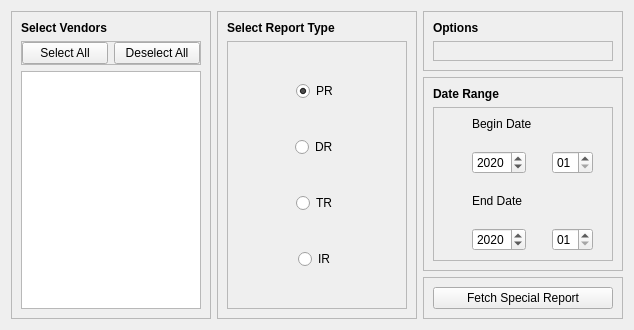
Qt form ui/FetchSpecialReportsTab.ui (CS-4820-Library-Project/COUNTER-5-Report-Tool-2020-5.0) before a commit.
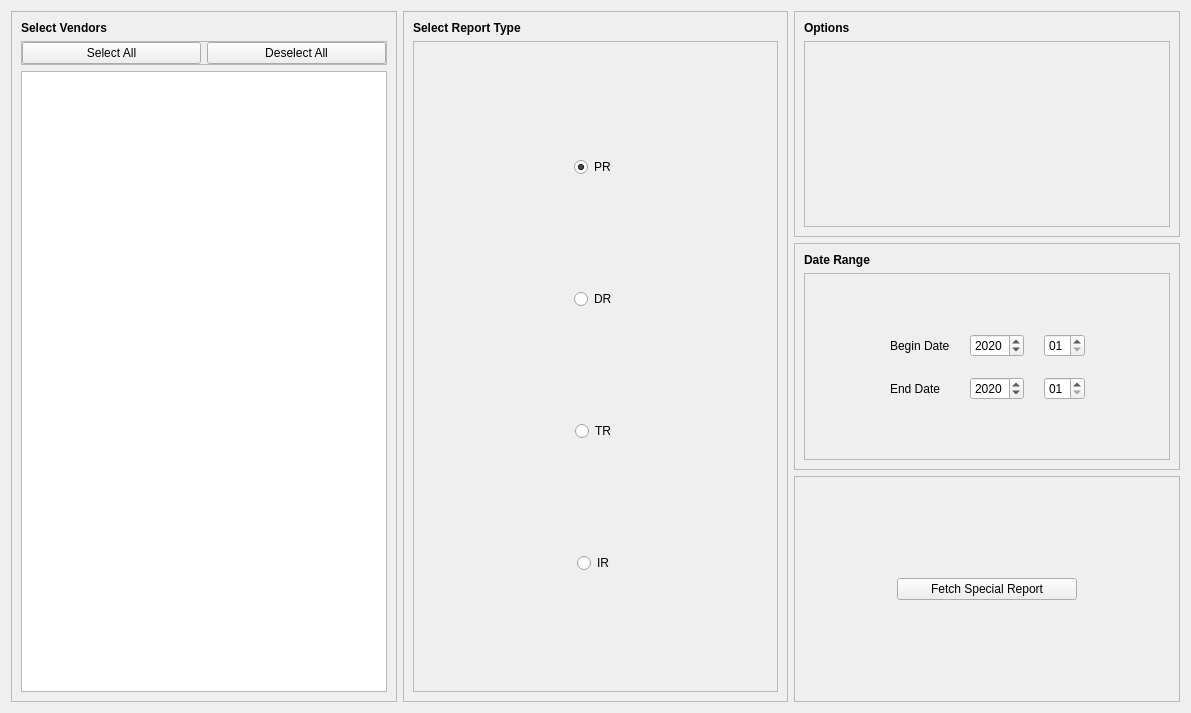
The same form after that commit.

Commit message: Improved Date Range UI

What changed in the file:
```diff
--- a/ui/FetchSpecialReportsTab.ui
+++ b/ui/FetchSpecialReportsTab.ui
@@ -6,8 +6,8 @@
    <rect>
     <x>0</x>
     <y>0</y>
-    <width>630</width>
-    <height>317</height>
+    <width>1191</width>
+    <height>713</height>
    </rect>
   </property>
   <property name="windowTitle">
@@ -208,6 +208,12 @@
       </property>
       <item>
        <widget class="QFrame" name="frame_15">
+        <property name="sizePolicy">
+         <sizepolicy hsizetype="Preferred" vsizetype="MinimumExpanding">
+          <horstretch>0</horstretch>
+          <verstretch>0</verstretch>
+         </sizepolicy>
+        </property>
         <property name="frameShape">
          <enum>QFrame::StyledPanel</enum>
         </property>
@@ -256,6 +262,12 @@
       </item>
       <item>
        <widget class="QFrame" name="frame_16">
+        <property name="sizePolicy">
+         <sizepolicy hsizetype="Preferred" vsizetype="MinimumExpanding">
+          <horstretch>0</horstretch>
+          <verstretch>0</verstretch>
+         </sizepolicy>
+        </property>
         <property name="frameShape">
          <enum>QFrame::StyledPanel</enum>
         </property>
@@ -280,45 +292,123 @@
           </widget>
          </item>
          <item>
-          <widget class="QFrame" name="frame_31">
-           <property name="maximumSize">
-            <size>
-             <width>362</width>
-             <height>230</height>
-            </size>
-           </property>
+          <widget class="QFrame" name="frame">
            <property name="frameShape">
             <enum>QFrame::StyledPanel</enum>
            </property>
-           <layout class="QFormLayout" name="formLayout_5">
-            <property name="fieldGrowthPolicy">
-             <enum>QFormLayout::FieldsStayAtSizeHint</enum>
-            </property>
-            <property name="formAlignment">
-             <set>Qt::AlignCenter</set>
-            </property>
-            <property name="horizontalSpacing">
+           <layout class="QGridLayout" name="gridLayout_2">
+            <property name="spacing">
              <number>20</number>
             </property>
-            <property name="verticalSpacing">
-             <number>20</number>
-            </property>
-            <item row="0" column="0">
-             <widget class="QLabel" name="label_22">
+            <item row="3" column="1">
+             <spacer name="verticalSpacer">
+              <property name="orientation">
+               <enum>Qt::Vertical</enum>
+              </property>
+              <property name="sizeHint" stdset="0">
+               <size>
+                <width>20</width>
+                <height>40</height>
+               </size>
+              </property>
+             </spacer>
+            </item>
+            <item row="2" column="3">
+             <widget class="QDateEdit" name="end_date_edit_special_month">
+              <property name="sizePolicy">
+               <sizepolicy hsizetype="Fixed" vsizetype="Fixed">
+                <horstretch>0</horstretch>
+                <verstretch>0</verstretch>
+               </sizepolicy>
+              </property>
+              <property name="displayFormat">
+               <string>MM</string>
+              </property>
+             </widget>
+            </item>
+            <item row="1" column="1">
+             <widget class="QLabel" name="label_24">
+              <property name="sizePolicy">
+               <sizepolicy hsizetype="Fixed" vsizetype="Preferred">
+                <horstretch>0</horstretch>
+                <verstretch>0</verstretch>
+               </sizepolicy>
+              </property>
               <property name="text">
                <string>Begin Date</string>
               </property>
              </widget>
             </item>
-            <item row="2" column="0">
-             <widget class="QLabel" name="label_23">
+            <item row="2" column="1">
+             <widget class="QLabel" name="label_25">
+              <property name="sizePolicy">
+               <sizepolicy hsizetype="Fixed" vsizetype="Preferred">
+                <horstretch>0</horstretch>
+                <verstretch>0</verstretch>
+               </sizepolicy>
+              </property>
               <property name="text">
                <string>End Date</string>
               </property>
              </widget>
             </item>
+            <item row="2" column="2">
+             <widget class="QDateEdit" name="end_date_edit_special_year">
+              <property name="sizePolicy">
+               <sizepolicy hsizetype="Fixed" vsizetype="Fixed">
+                <horstretch>0</horstretch>
+                <verstretch>0</verstretch>
+               </sizepolicy>
+              </property>
+              <property name="dateTime">
+               <datetime>
+                <hour>0</hour>
+                <minute>0</minute>
+                <second>0</second>
+                <year>2020</year>
+                <month>1</month>
+                <day>1</day>
+               </datetime>
+              </property>
+              <property name="displayFormat">
+               <string>yyyy</string>
+              </property>
+             </widget>
+            </item>
+            <item row="1" column="3">
+             <widget class="QDateEdit" name="begin_date_edit_special_month">
+              <property name="sizePolicy">
+               <sizepolicy hsizetype="Fixed" vsizetype="Fixed">
+                <horstretch>0</horstretch>
+                <verstretch>0</verstretch>
+               </sizepolicy>
+              </property>
+              <property name="displayFormat">
+               <string>MM</string>
+              </property>
+             </widget>
+            </item>
             <item row="1" column="0">
+             <spacer name="horizontalSpacer">
+              <property name="orientation">
+               <enum>Qt::Horizontal</enum>
+              </property>
+              <property name="sizeHint" stdset="0">
+               <size>
+                <width>40</width>
+                <height>20</height>
+               </size>
+              </property>
+             </spacer>
+            </item>
+            <item row="1" column="2">
              <widget class="QDateEdit" name="begin_date_edit_special_year">
+              <property name="sizePolicy">
+               <sizepolicy hsizetype="Fixed" vsizetype="Fixed">
+                <horstretch>0</horstretch>
+                <verstretch>0</verstretch>
+               </sizepolicy>
+              </property>
               <property name="dateTime">
                <datetime>
                 <hour>0</hour>
@@ -334,36 +424,31 @@
               </property>
              </widget>
             </item>
-            <item row="1" column="1">
-             <widget class="QDateEdit" name="begin_date_edit_special_month">
-              <property name="displayFormat">
-               <string>MM</string>
+            <item row="1" column="4">
+             <spacer name="horizontalSpacer_2">
+              <property name="orientation">
+               <enum>Qt::Horizontal</enum>
               </property>
-             </widget>
-            </item>
-            <item row="3" column="0">
-             <widget class="QDateEdit" name="end_date_edit_special_year">
-              <property name="dateTime">
-               <datetime>
-                <hour>0</hour>
-                <minute>0</minute>
-                <second>0</second>
-                <year>2020</year>
-                <month>1</month>
-                <day>1</day>
-               </datetime>
+              <property name="sizeHint" stdset="0">
+               <size>
+                <width>40</width>
+                <height>20</height>
+               </size>
               </property>
-              <property name="displayFormat">
-               <string>yyyy</string>
-              </property>
-             </widget>
+             </spacer>
             </item>
-            <item row="3" column="1">
-             <widget class="QDateEdit" name="end_date_edit_special_month">
-              <property name="displayFormat">
-               <string>MM</string>
+            <item row="0" column="1">
+             <spacer name="verticalSpacer_2">
+              <property name="orientation">
+               <enum>Qt::Vertical</enum>
               </property>
-             </widget>
+              <property name="sizeHint" stdset="0">
+               <size>
+                <width>20</width>
+                <height>40</height>
+               </size>
+              </property>
+             </spacer>
             </item>
            </layout>
           </widget>
@@ -374,7 +459,7 @@
       <item>
        <widget class="QFrame" name="frame_29">
         <property name="sizePolicy">
-         <sizepolicy hsizetype="Preferred" vsizetype="Preferred">
+         <sizepolicy hsizetype="Preferred" vsizetype="MinimumExpanding">
           <horstretch>0</horstretch>
           <verstretch>0</verstretch>
          </sizepolicy>
```
The commit also changes 3 other files.
